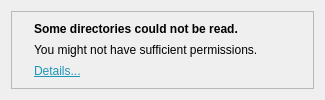
The window that src/panel-message.ui (Lithopsian/qdirstat) describes before a commit, drawn with Qt 5.
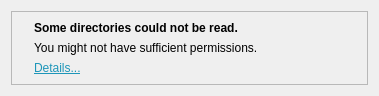
The same window after the commit. Icons and pictures are not drawn.

```diff
--- a/src/panel-message.ui
+++ b/src/panel-message.ui
@@ -2,6 +2,14 @@
 <ui version="4.0">
  <class>PanelMessage</class>
  <widget class="QWidget" name="PanelMessage">
+  <property name="geometry">
+   <rect>
+    <x>0</x>
+    <y>0</y>
+    <width>379</width>
+    <height>91</height>
+   </rect>
+  </property>
   <layout class="QVBoxLayout" name="panelVBox">
    <item>
     <widget class="QFrame" name="frame">
@@ -50,7 +58,10 @@
         <item>
          <widget class="QLabel" name="detailsLinkLabel">
           <property name="text">
-           <string>&lt;html&gt;&lt;head/&gt;&lt;body&gt;&lt;p&gt;&lt;a href=&quot;details&quot;&gt;&lt;span style=&quot; text-decoration: underline; color:#1d96b9;&quot;&gt;Details...&lt;/span&gt;&lt;/a&gt;&lt;/p&gt;&lt;/body&gt;&lt;/html&gt;</string>
+           <string notr="true">&lt;html&gt;&lt;head/&gt;&lt;body&gt;&lt;p&gt;&lt;a href=&quot;details&quot;&gt;&lt;span style=&quot; text-decoration: underline; color:#1d96b9;&quot;&gt;Details...&lt;/span&gt;&lt;/a&gt;&lt;/p&gt;&lt;/body&gt;&lt;/html&gt;</string>
+          </property>
+          <property name="textFormat">
+           <enum>Qt::RichText</enum>
           </property>
           <property name="textInteractionFlags">
            <set>Qt::LinksAccessibleByKeyboard|Qt::LinksAccessibleByMouse</set>
```
